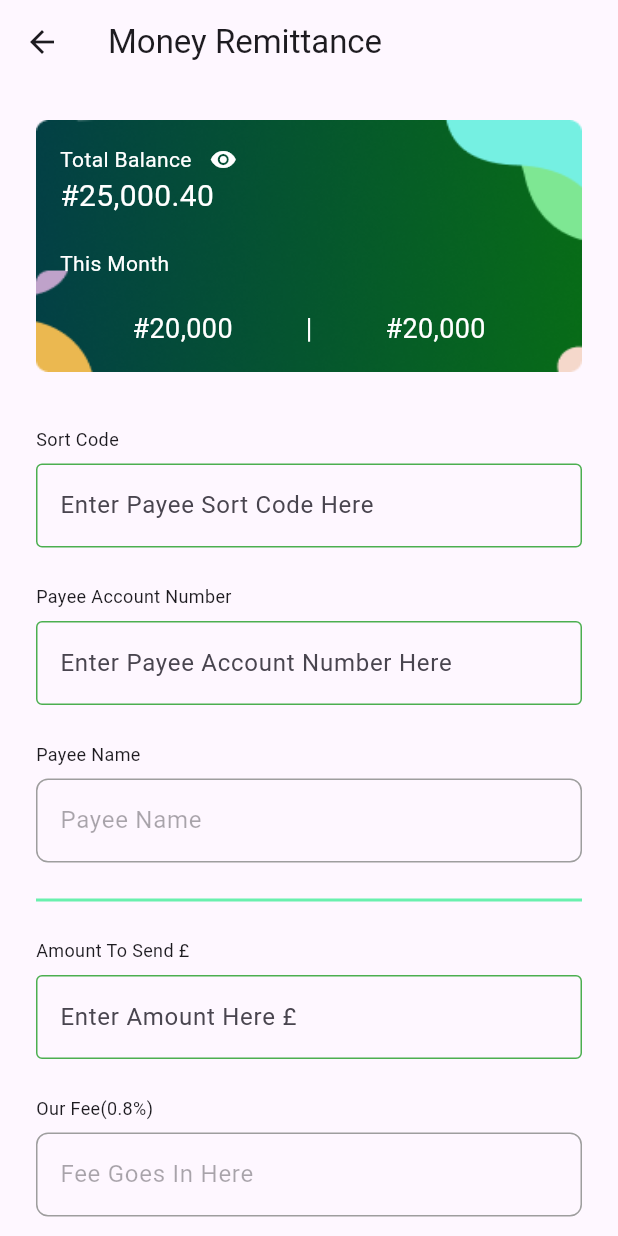
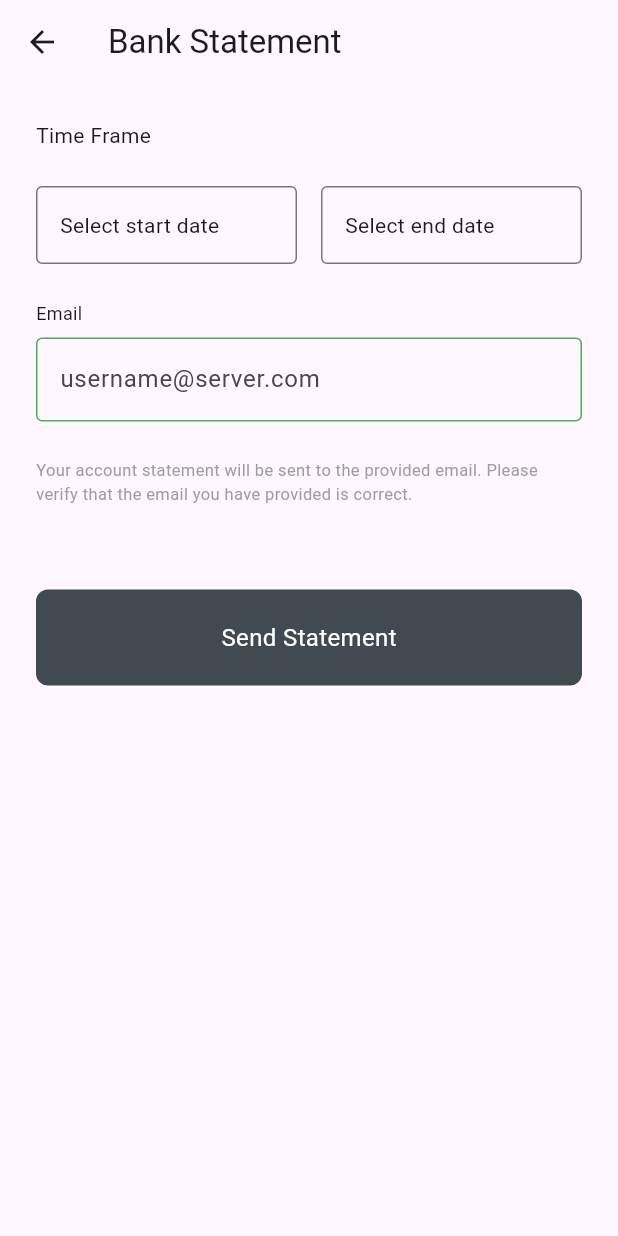
Before and after one commit to olumuyiwaa/fatherland-money, a Flutter app: the screen it shows after launch, after a tap on "Bank Statement", on a phone screen of 412 x 824 dp. Run offline on Flutter 3.47's test engine with Material 3 defaults, Android fonts, the phone set to English and light mode, and no system bars.

Commit message:
Updated home page to navigate to BankStatement, added import statements, and replaced custom button implementations with ButtonBig in MoneyRemitancePage and MoneyTransferPage.

```diff
--- /dev/null
+++ b/lib/pages/bank_statement.dart
@@ -0,0 +1,124 @@
+// ignore_for_file: prefer_const_constructors, prefer_const_literals_to_create_immutables
+import 'package:fatherland_money/utilities/button_big.dart';
+import 'package:fatherland_money/utilities/input_field.dart';
+import 'package:flutter/material.dart';
+
+class BankStatement extends StatefulWidget {
+  const BankStatement({super.key});
+
+  @override
+  State<BankStatement> createState() => _BankStatementState();
+}
+
+class _BankStatementState extends State<BankStatement> {
+  DateTime? _startDate;
+  DateTime? _endDate;
+
+  Future<void> _selectDate(BuildContext context, bool isStart) async {
+    final DateTime? picked = await showDatePicker(
+      context: context,
+      initialDate: DateTime.now(),
+      firstDate: DateTime(2010),
+      lastDate: DateTime(DateTime.now().year, 12, 31),
+      builder: (BuildContext context, Widget? child) {
+        return Theme(
+          data: ThemeData(
+            inputDecorationTheme: InputDecorationTheme(
+              border: OutlineInputBorder(
+                borderRadius: BorderRadius.circular(4),
+              ),
+            ),
+
+            primaryColor: Colors.green, // Green color for the picker header
+            colorScheme: ColorScheme.light(
+              primary: Colors.green, // Green color for the selected date
+            ),
+            buttonTheme: ButtonThemeData(
+              textTheme:
+                  ButtonTextTheme.primary, // For buttons like "OK" or "CANCEL"
+            ),
+          ),
+          child: child!,
+        );
+      },
+    );
+    if (picked != null && picked != (isStart ? _startDate : _endDate)) {
+      setState(() {
+        if (isStart) {
+          _startDate = picked;
+        } else {
+          _endDate = picked;
+        }
+      });
+    }
+  }
+
+  @override
+  Widget build(BuildContext context) {
+    return Scaffold(
+      appBar: AppBar(
+        title: Text('Bank Statement'),
+      ),
+      body: Padding(
+        padding: EdgeInsets.fromLTRB(24, 24, 24, 0),
+        child: ListView(
+          children: [
+            Text('Time Frame'),
+            Padding(
+              padding: EdgeInsets.only(top: 24, bottom: 12),
+              child: Column(
+                children: [
+                  Row(
+                    mainAxisAlignment: MainAxisAlignment.spaceBetween,
+                    children: [
+                      Expanded(
+                        child: GestureDetector(
+                          onTap: () => _selectDate(context, true),
+                          child: InputDecorator(
+                            decoration: InputDecoration(
+                              border: OutlineInputBorder(),
+                            ),
+                            child: Text(
+                              _startDate == null
+                                  ? 'Select start date'
+                                  : '${_startDate!.day}/${_startDate!.month}/${_startDate!.year}',
+                            ),
+                          ),
+                        ),
+                      ),
+                      SizedBox(width: 16),
+                      Expanded(
+                        child: GestureDetector(
+                          onTap: () => _selectDate(context, false),
+                          child: InputDecorator(
+                            decoration: InputDecoration(
+                              border: OutlineInputBorder(),
+                            ),
+                            child: Text(
+                              _endDate == null
+                                  ? 'Select end date'
+                                  : '${_endDate!.day}/${_endDate!.month}/${_endDate!.year}',
+                            ),
+                          ),
+                        ),
+                      ),
+                    ],
+                  ),
+                ],
+              ),
+            ),
+            Inputfield(
+                inputHintText: 'username@server.com', inputTitle: 'Email'),
+            SizedBox(height: 12),
+            Text(
+              'Your account statement will be sent to the provided email. Please verify that the email you have provided is correct.',
+              style: TextStyle(fontSize: 11, color: Colors.grey),
+            ),
+            SizedBox(height: 24),
+            ButtonBig(buttonText: 'Send Statement')
+          ],
+        ),
+      ),
+    );
+  }
+}
--- a/lib/pages/home_page.dart
+++ b/lib/pages/home_page.dart
@@ -1,4 +1,5 @@
 // ignore_for_file: prefer_const_constructors, prefer_const_literals_to_create_immutables, must_be_immutable
+import 'package:fatherland_money/pages/bank_statement.dart';
 import 'package:fatherland_money/pages/money_remitance.dart';
 import 'package:fatherland_money/pages/money_transfer_page.dart';
 import 'package:fatherland_money/utilities/analytics_widget.dart';
@@ -88,6 +89,9 @@ class HomePage extends StatelessWidget {
                       ),
                       Text('2 Active', style: TextStyle(color: Colors.white))
                     ],
+                  ),
+                  SizedBox(
+                    height: 4,
                   ),
                   Container(
                     padding: EdgeInsets.fromLTRB(8, 0, 8, 0),
@@ -195,7 +199,7 @@ class HomePage extends StatelessWidget {
                   Navigator.push(
                     context,
                     MaterialPageRoute(
-                      builder: (context) => MoneyRemitancePage(),
+                      builder: (context) => BankStatement(),
                     ),
                   );
                 },
--- a/lib/pages/money_remitance.dart
+++ b/lib/pages/money_remitance.dart
@@ -1,5 +1,6 @@
 // ignore_for_file: prefer_const_constructors, prefer_const_literals_to_create_immutables
 
+import 'package:fatherland_money/utilities/button_big.dart';
 import 'package:fatherland_money/utilities/input_field.dart';
 import 'package:fatherland_money/utilities/transfer_and_remitance_balance.dart';
 import 'package:fatherland_money/utilities/unmutable_input_field.dart';
@@ -67,22 +68,7 @@ class MoneyRemitancePage extends StatelessWidget {
                 inputHintText: 'Enter Transation Reference Here',
                 inputTitle: 'Transation Reference',
               ),
-              Padding(
-                padding: const EdgeInsets.fromLTRB(0, 32, 0, 12),
-                child: Container(
-                  height: 64,
-                  decoration: BoxDecoration(
-                    borderRadius: BorderRadius.circular(8),
-                    color: Color.fromARGB(224, 38, 50, 56),
-                  ),
-                  child: Padding(
-                      padding: EdgeInsets.fromLTRB(114, 20, 114, 20),
-                      child: Text(
-                        'Make Payment',
-                        style: TextStyle(color: Colors.white, fontSize: 16),
-                      )),
-                ),
-              ),
+              ButtonBig(buttonText: 'Make Payment'),
             ],
           ),
         ));
--- /dev/null
+++ b/lib/utilities/button_big.dart
@@ -0,0 +1,28 @@
+// ignore_for_file: prefer_const_constructors
+
+import 'package:flutter/material.dart';
+
+class ButtonBig extends StatelessWidget {
+  final String buttonText;
+  const ButtonBig({super.key, required this.buttonText});
+
+  @override
+  Widget build(BuildContext context) {
+    return Padding(
+      padding: const EdgeInsets.fromLTRB(0, 32, 0, 12),
+      child: Container(
+        height: 64,
+        decoration: BoxDecoration(
+          borderRadius: BorderRadius.circular(8),
+          color: Color.fromARGB(224, 38, 50, 56),
+        ),
+        child: Align(
+            alignment: Alignment.center,
+            child: Text(
+              buttonText,
+              style: TextStyle(color: Colors.white, fontSize: 16),
+            )),
+      ),
+    );
+  }
+}
```
Also changed, not shown: lib/pages/money_transfer_page.dart (+2 -16 lines).
